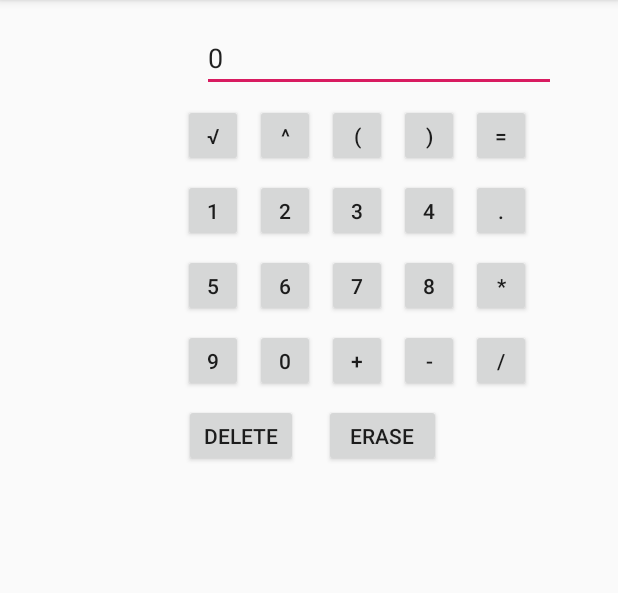
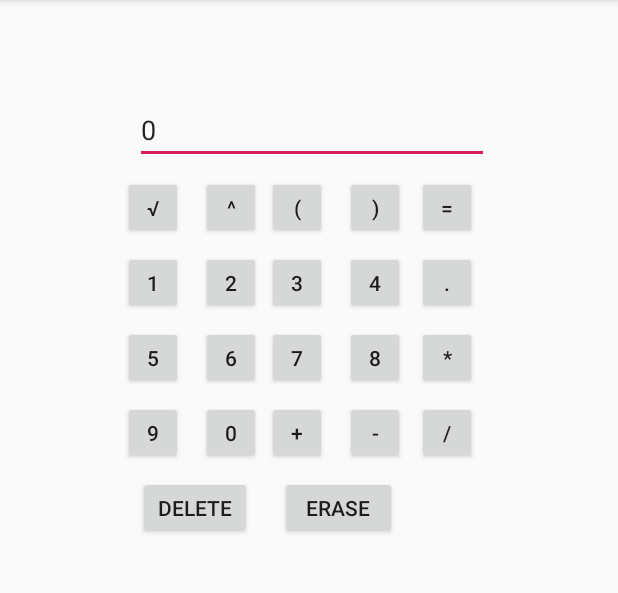
Before and after one commit to glcanvas/android_calculator, an Android app: the screen it shows after launch (MainActivity), on a phone screen of 412 x 824 dp, the part 84-677 px from its top. Run offline under Robolectric (Android 15) with nearby library versions, the phone set to English and light mode, and no system bars; libraries missing offline, so code that uses them is left out: org.mariuszgromada.math.

Commit message:
update land

```diff
--- /dev/null
+++ b/app/src/main/res/layout-land/activity_main.xml
@@ -0,0 +1,174 @@
+<?xml version="1.0" encoding="utf-8"?>
+<android.support.constraint.ConstraintLayout
+        xmlns:android="http://schemas.android.com/apk/res/android"
+        xmlns:tools="http://schemas.android.com/tools"
+        xmlns:app="http://schemas.android.com/apk/res-auto"
+        android:layout_width="match_parent"
+        android:layout_height="match_parent"
+        tools:context=".MainActivity">
+
+    <Button
+            android:text="/"
+            android:layout_width="43dp"
+            android:layout_height="42dp" android:id="@+id/button19"
+            app:layout_constraintStart_toEndOf="@+id/button18" android:layout_marginStart="8dp"
+            android:layout_marginTop="8dp" app:layout_constraintTop_toBottomOf="@+id/resultText"/>
+    <Button
+            android:text="-"
+            android:layout_width="40dp"
+            android:layout_height="42dp" android:id="@+id/button18"
+            app:layout_constraintStart_toEndOf="@+id/button17"
+            android:layout_marginStart="8dp" android:layout_marginTop="8dp"
+            app:layout_constraintTop_toBottomOf="@+id/resultText"/>
+    <Button
+            android:text="+"
+            android:layout_width="40dp"
+            android:layout_height="42dp" android:id="@+id/button17"
+            app:layout_constraintStart_toEndOf="@+id/button3" android:layout_marginStart="8dp"
+            android:layout_marginTop="8dp" app:layout_constraintTop_toBottomOf="@+id/resultText"/>
+    <Button
+            android:text="0"
+            android:layout_width="40dp"
+            android:layout_height="42dp" android:id="@+id/button16"
+            app:layout_constraintStart_toEndOf="@+id/button15"
+            android:layout_marginTop="8dp"
+            app:layout_constraintTop_toBottomOf="@+id/button4" android:layout_marginStart="8dp"/>
+    <Button
+            android:text="9"
+            android:layout_width="40dp"
+            android:layout_height="42dp" android:id="@+id/button15"
+            app:layout_constraintStart_toEndOf="@+id/button13"
+            android:layout_marginTop="8dp" app:layout_constraintTop_toBottomOf="@+id/button9"
+            android:layout_marginStart="8dp"/>
+    <Button
+            android:text="Delete"
+            android:layout_width="76dp"
+            android:layout_height="42dp" android:id="@+id/button20"
+            android:layout_marginTop="16dp"
+            app:layout_constraintTop_toBottomOf="@+id/button6"
+            android:layout_marginEnd="8dp" app:layout_constraintStart_toStartOf="parent"
+            android:layout_marginStart="8dp" app:layout_constraintEnd_toEndOf="parent"
+            app:layout_constraintHorizontal_bias="0.08"/>
+    <Button
+            android:text="erase"
+            android:layout_width="78dp"
+            android:layout_height="42dp" android:id="@+id/button21"
+            android:layout_marginTop="16dp"
+            app:layout_constraintTop_toBottomOf="@+id/button15" app:layout_constraintStart_toEndOf="@+id/button20"
+            android:layout_marginStart="8dp"/>
+    <Button
+            android:text="*"
+            android:layout_width="40dp"
+            android:layout_height="42dp" android:id="@+id/button14"
+            app:layout_constraintStart_toEndOf="@+id/button19"
+            android:layout_marginStart="8dp" android:layout_marginTop="8dp"
+            app:layout_constraintTop_toBottomOf="@+id/resultText"/>
+    <Button
+            android:text="8"
+            android:layout_width="40dp"
+            android:layout_height="42dp" android:id="@+id/button13"
+            app:layout_constraintStart_toEndOf="@+id/button12"
+            android:layout_marginTop="8dp"
+            app:layout_constraintTop_toBottomOf="@+id/button14" android:layout_marginStart="8dp"/>
+    <Button
+            android:text="7"
+            android:layout_width="41dp"
+            android:layout_height="42dp" android:id="@+id/button12"
+            app:layout_constraintStart_toEndOf="@+id/button11"
+            android:layout_marginTop="8dp"
+            app:layout_constraintTop_toBottomOf="@+id/button19" android:layout_marginStart="8dp"/>
+    <Button
+            android:text="6"
+            android:layout_width="40dp"
+            android:layout_height="42dp" android:id="@+id/button11"
+            android:layout_marginTop="8dp"
+            app:layout_constraintTop_toBottomOf="@+id/button18" app:layout_constraintStart_toEndOf="@+id/button10"
+            android:layout_marginStart="8dp"/>
+    <Button
+            android:text="5"
+            android:layout_width="40dp"
+            android:layout_height="42dp" android:id="@+id/button10"
+            app:layout_constraintStart_toEndOf="@+id/button8"
+            android:layout_marginStart="8dp" android:layout_marginTop="8dp"
+            app:layout_constraintTop_toBottomOf="@+id/button17"/>
+    <Button
+            android:text="."
+            android:layout_width="40dp"
+            android:layout_height="42dp" android:id="@+id/button9"
+            app:layout_constraintStart_toEndOf="@+id/button14" android:layout_marginStart="8dp"
+            android:layout_marginTop="8dp" app:layout_constraintTop_toBottomOf="@+id/resultText"/>
+    <Button
+            android:text="4"
+            android:layout_width="40dp"
+            android:layout_height="42dp" android:id="@+id/button8"
+            app:layout_constraintStart_toEndOf="@+id/button7"
+            android:layout_marginStart="8dp" android:layout_marginTop="8dp"
+            app:layout_constraintTop_toBottomOf="@+id/button3"/>
+    <Button
+            android:text="3"
+            android:layout_width="40dp"
+            android:layout_height="42dp" android:id="@+id/button7"
+            app:layout_constraintStart_toEndOf="@+id/button6"
+            android:layout_marginStart="8dp" android:layout_marginTop="8dp"
+            app:layout_constraintTop_toBottomOf="@+id/button2"/>
+    <Button
+            android:text="2"
+            android:layout_width="40dp"
+            android:layout_height="42dp" android:id="@+id/button6"
+            app:layout_constraintStart_toEndOf="@+id/button5"
+            android:layout_marginStart="8dp" android:layout_marginTop="8dp"
+            app:layout_constraintTop_toBottomOf="@+id/button1"/>
+    <Button
+            android:text=")"
+            android:layout_width="40dp"
+            android:layout_height="42dp" android:id="@+id/button3"
+            app:layout_constraintStart_toEndOf="@+id/button2"
+            android:layout_marginStart="8dp" android:layout_marginTop="8dp"
+            app:layout_constraintTop_toBottomOf="@+id/resultText"/>
+    <Button
+            android:text="="
+            android:layout_width="40dp"
+            android:layout_height="42dp" android:id="@+id/button4"
+            app:layout_constraintStart_toEndOf="@+id/button9" android:layout_marginStart="8dp"
+            android:layout_marginTop="8dp" app:layout_constraintTop_toBottomOf="@+id/resultText"
+    />
+    <Button
+            android:text="1"
+            android:layout_width="40dp"
+            android:layout_height="42dp" android:id="@+id/button5"
+            android:layout_marginTop="8dp"
+            app:layout_constraintTop_toBottomOf="@+id/button0" app:layout_constraintStart_toStartOf="parent"
+            android:layout_marginStart="8dp" app:layout_constraintEnd_toEndOf="parent" android:layout_marginEnd="8dp"
+            app:layout_constraintHorizontal_bias="0.08"/>
+    <EditText
+            android:layout_width="506dp"
+            android:layout_height="48dp"
+            android:text="0"
+            android:ems="10"
+            android:id="@+id/resultText"
+            android:layout_marginTop="16dp" app:layout_constraintTop_toTopOf="parent"
+            android:layout_marginEnd="8dp" app:layout_constraintEnd_toEndOf="parent" android:layout_marginStart="8dp"
+            app:layout_constraintStart_toStartOf="parent" app:layout_constraintHorizontal_bias="0.342"/>
+    <Button
+            android:text="√"
+            android:layout_width="40dp"
+            android:layout_height="42dp" android:id="@+id/button0"
+            android:layout_marginTop="8dp"
+            app:layout_constraintTop_toBottomOf="@+id/resultText" app:layout_constraintStart_toStartOf="parent"
+            android:layout_marginStart="8dp" app:layout_constraintEnd_toEndOf="parent" android:layout_marginEnd="8dp"
+            app:layout_constraintHorizontal_bias="0.08"/>
+    <Button
+            android:text="^"
+            android:layout_width="40dp"
+            android:layout_height="42dp" android:id="@+id/button1"
+            app:layout_constraintStart_toEndOf="@+id/button0"
+            android:layout_marginStart="8dp" android:layout_marginTop="8dp"
+            app:layout_constraintTop_toBottomOf="@+id/resultText"/>
+    <Button
+            android:text="("
+            android:layout_width="40dp"
+            android:layout_height="42dp" android:id="@+id/button2"
+            app:layout_constraintStart_toEndOf="@+id/button1"
+            android:layout_marginStart="8dp" android:layout_marginTop="8dp"
+            app:layout_constraintTop_toBottomOf="@+id/resultText"/>
+</android.support.constraint.ConstraintLayout>
--- a/app/src/main/res/layout/activity_main.xml
+++ b/app/src/main/res/layout/activity_main.xml
@@ -19,19 +19,19 @@
             android:text="-"
             android:layout_width="40dp"
             android:layout_height="42dp" android:id="@+id/button18"
-            app:layout_constraintStart_toEndOf="@+id/button17" android:layout_marginStart="8dp"
+            app:layout_constraintStart_toEndOf="@+id/button17" android:layout_marginStart="12dp"
             android:layout_marginTop="8dp" app:layout_constraintTop_toBottomOf="@+id/button13"/>
     <Button
             android:text="+"
             android:layout_width="40dp"
             android:layout_height="42dp" android:id="@+id/button17"
-            app:layout_constraintStart_toEndOf="@+id/button16" android:layout_marginStart="8dp"
+            app:layout_constraintStart_toEndOf="@+id/button16" android:layout_marginStart="4dp"
             android:layout_marginTop="8dp" app:layout_constraintTop_toBottomOf="@+id/button12"/>
     <Button
             android:text="0"
             android:layout_width="40dp"
             android:layout_height="42dp" android:id="@+id/button16"
-            app:layout_constraintStart_toEndOf="@+id/button15" android:layout_marginStart="8dp"
+            app:layout_constraintStart_toEndOf="@+id/button15" android:layout_marginStart="12dp"
             android:layout_marginTop="8dp" app:layout_constraintTop_toBottomOf="@+id/button11"/>
     <Button
             android:text="9"
@@ -39,7 +39,7 @@
             android:layout_height="42dp" android:id="@+id/button15"
             app:layout_constraintStart_toStartOf="parent" android:layout_marginStart="8dp"
             app:layout_constraintEnd_toEndOf="parent" android:layout_marginEnd="8dp"
-            app:layout_constraintHorizontal_bias="0.32" android:layout_marginTop="8dp"
+            app:layout_constraintHorizontal_bias="0.207" android:layout_marginTop="8dp"
             app:layout_constraintTop_toBottomOf="@+id/button10"/>
     <Button
             android:text="Delete"
@@ -47,7 +47,7 @@
             android:layout_height="42dp" android:id="@+id/button20"
             app:layout_constraintStart_toStartOf="parent" android:layout_marginStart="8dp"
             app:layout_constraintEnd_toEndOf="parent" android:layout_marginEnd="8dp"
-            app:layout_constraintHorizontal_bias="0.359"
+            app:layout_constraintHorizontal_bias="0.263"
             android:layout_marginTop="8dp" app:layout_constraintTop_toBottomOf="@+id/button15"/>
     <Button
             android:text="erase"
@@ -55,7 +55,7 @@
             android:layout_height="42dp" android:id="@+id/button21"
             app:layout_constraintStart_toStartOf="parent" android:layout_marginStart="8dp"
             app:layout_constraintEnd_toEndOf="parent" android:layout_marginEnd="8dp"
-            app:layout_constraintHorizontal_bias="0.654"
+            app:layout_constraintHorizontal_bias="0.562"
             android:layout_marginTop="8dp" app:layout_constraintTop_toBottomOf="@+id/button19"/>
     <Button
             android:text="*"
@@ -69,19 +69,19 @@
             android:text="8"
             android:layout_width="40dp"
             android:layout_height="42dp" android:id="@+id/button13"
-            app:layout_constraintStart_toEndOf="@+id/button12" android:layout_marginStart="8dp"
+            app:layout_constraintStart_toEndOf="@+id/button12" android:layout_marginStart="12dp"
             android:layout_marginTop="8dp" app:layout_constraintTop_toBottomOf="@+id/button8"/>
     <Button
             android:text="7"
             android:layout_width="40dp"
             android:layout_height="42dp" android:id="@+id/button12"
-            app:layout_constraintStart_toEndOf="@+id/button11" android:layout_marginStart="8dp"
+            app:layout_constraintStart_toEndOf="@+id/button11" android:layout_marginStart="4dp"
             android:layout_marginTop="8dp" app:layout_constraintTop_toBottomOf="@+id/button7"/>
     <Button
             android:text="6"
             android:layout_width="40dp"
             android:layout_height="42dp" android:id="@+id/button11"
-            app:layout_constraintStart_toEndOf="@+id/button10" android:layout_marginStart="8dp"
+            app:layout_constraintStart_toEndOf="@+id/button10" android:layout_marginStart="12dp"
             android:layout_marginTop="8dp" app:layout_constraintTop_toBottomOf="@+id/button6"/>
     <Button
             android:text="5"
@@ -89,7 +89,7 @@
             android:layout_height="42dp" android:id="@+id/button10"
             app:layout_constraintStart_toStartOf="parent" android:layout_marginStart="8dp"
             app:layout_constraintEnd_toEndOf="parent" android:layout_marginEnd="8dp"
-            app:layout_constraintHorizontal_bias="0.32" android:layout_marginTop="8dp"
+            app:layout_constraintHorizontal_bias="0.207" android:layout_marginTop="8dp"
             app:layout_constraintTop_toBottomOf="@+id/button5"/>
     <Button
             android:text="."
@@ -103,25 +103,25 @@
             android:text="4"
             android:layout_width="40dp"
             android:layout_height="42dp" android:id="@+id/button8"
-            app:layout_constraintStart_toEndOf="@+id/button7" android:layout_marginStart="8dp"
+            app:layout_constraintStart_toEndOf="@+id/button7" android:layout_marginStart="12dp"
             android:layout_marginTop="8dp" app:layout_constraintTop_toBottomOf="@+id/button3"/>
     <Button
             android:text="3"
             android:layout_width="40dp"
             android:layout_height="42dp" android:id="@+id/button7"
-            app:layout_constraintStart_toEndOf="@+id/button6" android:layout_marginStart="8dp"
+            app:layout_constraintStart_toEndOf="@+id/button6" android:layout_marginStart="4dp"
             android:layout_marginTop="8dp" app:layout_constraintTop_toBottomOf="@+id/button2"/>
     <Button
             android:text="2"
             android:layout_width="40dp"
             android:layout_height="42dp" android:id="@+id/button6"
-            app:layout_constraintStart_toEndOf="@+id/button5" android:layout_marginStart="8dp"
+            app:layout_constraintStart_toEndOf="@+id/button5" android:layout_marginStart="12dp"
             android:layout_marginTop="8dp" app:layout_constraintTop_toBottomOf="@+id/button1"/>
     <Button
             android:text=")"
             android:layout_width="40dp"
             android:layout_height="42dp" android:id="@+id/button3"
-            app:layout_constraintStart_toEndOf="@+id/button2" android:layout_marginStart="8dp"
+            app:layout_constraintStart_toEndOf="@+id/button2" android:layout_marginStart="12dp"
             android:layout_marginTop="8dp" app:layout_constraintTop_toBottomOf="@+id/resultText"/>
     <Button
             android:text="="
@@ -137,7 +137,7 @@
             android:layout_height="42dp" android:id="@+id/button5"
             app:layout_constraintStart_toStartOf="parent" android:layout_marginStart="8dp"
             app:layout_constraintEnd_toEndOf="parent" android:layout_marginEnd="8dp"
-            app:layout_constraintHorizontal_bias="0.32" android:layout_marginTop="8dp"
+            app:layout_constraintHorizontal_bias="0.207" android:layout_marginTop="8dp"
             app:layout_constraintTop_toBottomOf="@+id/button0"/>
     <EditText
             android:layout_width="236dp"
@@ -146,10 +146,10 @@
             android:ems="10"
             android:id="@+id/resultText"
             android:layout_marginEnd="8dp"
-            app:layout_constraintEnd_toEndOf="parent" android:layout_marginStart="5dp"
+            app:layout_constraintEnd_toEndOf="parent" android:layout_marginStart="8dp"
             app:layout_constraintStart_toStartOf="parent"
-            app:layout_constraintHorizontal_bias="0.797"
-            android:layout_marginTop="16dp" app:layout_constraintTop_toTopOf="parent"
+            app:layout_constraintHorizontal_bias="0.511"
+            android:layout_marginTop="64dp" app:layout_constraintTop_toTopOf="parent"
     />
     <Button
             android:text="√"
@@ -157,18 +157,18 @@
             android:layout_height="42dp" android:id="@+id/button0"
             app:layout_constraintEnd_toEndOf="parent" android:layout_marginEnd="8dp"
             app:layout_constraintStart_toStartOf="parent" android:layout_marginStart="8dp"
-            app:layout_constraintHorizontal_bias="0.32" android:layout_marginTop="8dp"
+            app:layout_constraintHorizontal_bias="0.207" android:layout_marginTop="8dp"
             app:layout_constraintTop_toBottomOf="@+id/resultText"/>
     <Button
             android:text="^"
             android:layout_width="40dp"
             android:layout_height="42dp" android:id="@+id/button1"
-            app:layout_constraintStart_toEndOf="@+id/button0" android:layout_marginStart="8dp"
+            app:layout_constraintStart_toEndOf="@+id/button0" android:layout_marginStart="12dp"
             android:layout_marginTop="8dp" app:layout_constraintTop_toBottomOf="@+id/resultText"/>
     <Button
             android:text="("
             android:layout_width="40dp"
             android:layout_height="42dp" android:id="@+id/button2"
-            app:layout_constraintStart_toEndOf="@+id/button1" android:layout_marginStart="8dp"
+            app:layout_constraintStart_toEndOf="@+id/button1" android:layout_marginStart="4dp"
             android:layout_marginTop="8dp" app:layout_constraintTop_toBottomOf="@+id/resultText"/>
 </android.support.constraint.ConstraintLayout>
```
